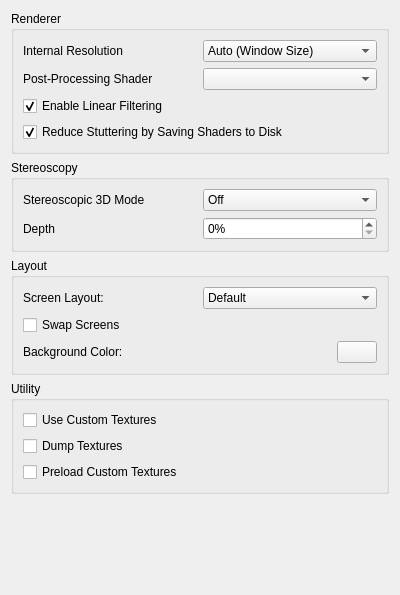
Old version of the form src/citra_qt/configuration/configure_enhancements.ui in the repository tbsp/citra-valentin.
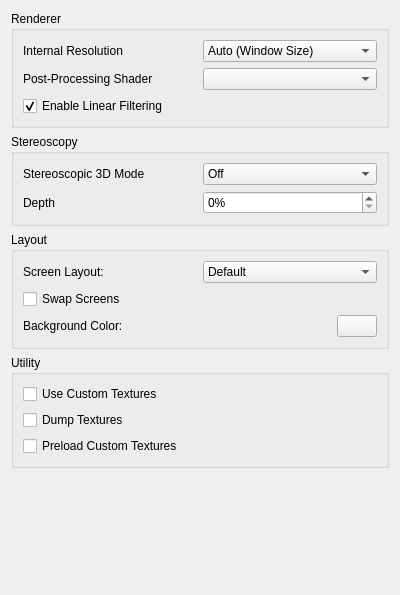
New version of the form.

Commit message: qt: move disk cache setting to Advanced tab

```diff
--- a/src/citra_qt/configuration/configure_enhancements.ui
+++ b/src/citra_qt/configuration/configure_enhancements.ui
@@ -120,16 +120,6 @@
         </property>
        </widget>
       </item>
-      <item>
-       <widget class="QCheckBox" name="toggle_disk_cache">
-        <property name="text">
-         <string>Reduce Stuttering by Saving Shaders to Disk</string>
-        </property>
-        <property name="checked">
-         <bool>true</bool>
-        </property>
-       </widget>
-      </item>
      </layout>
     </widget>
    </item>
```
The commit also changes 3 other files.
